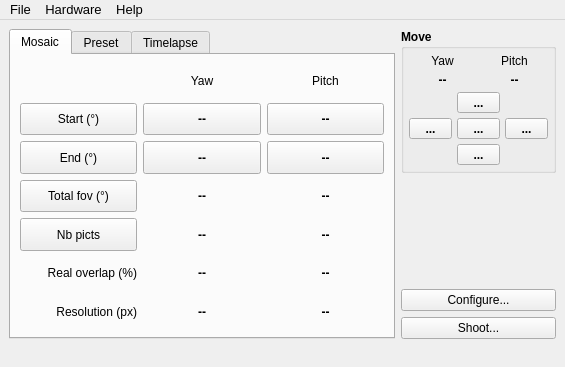
bingostar89/Papywizard, file papywizard/view/ui/mainWindow.ui: the form before one commit.
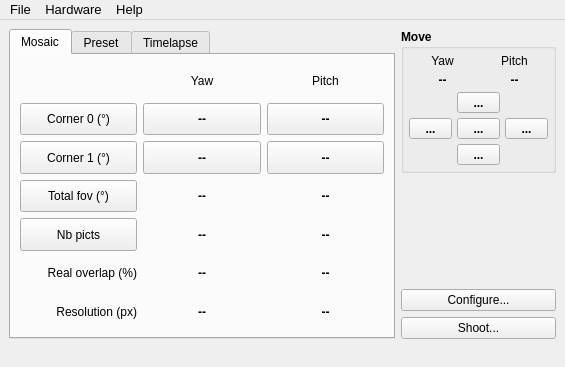
The form after the commit. Icons and pictures are not drawn.

```diff
--- a/papywizard/view/ui/mainWindow.ui
+++ b/papywizard/view/ui/mainWindow.ui
@@ -481,7 +481,7 @@
                </sizepolicy>
               </property>
               <property name="text">
-               <string>Start (°)</string>
+               <string>Corner 0 (°)</string>
               </property>
              </widget>
             </item>
@@ -535,7 +535,7 @@
                </sizepolicy>
               </property>
               <property name="text">
-               <string>End (°)</string>
+               <string>Corner 1 (°)</string>
               </property>
              </widget>
             </item>
```
Left out of the diff: 39 changed lines with no effect on the pictures.
